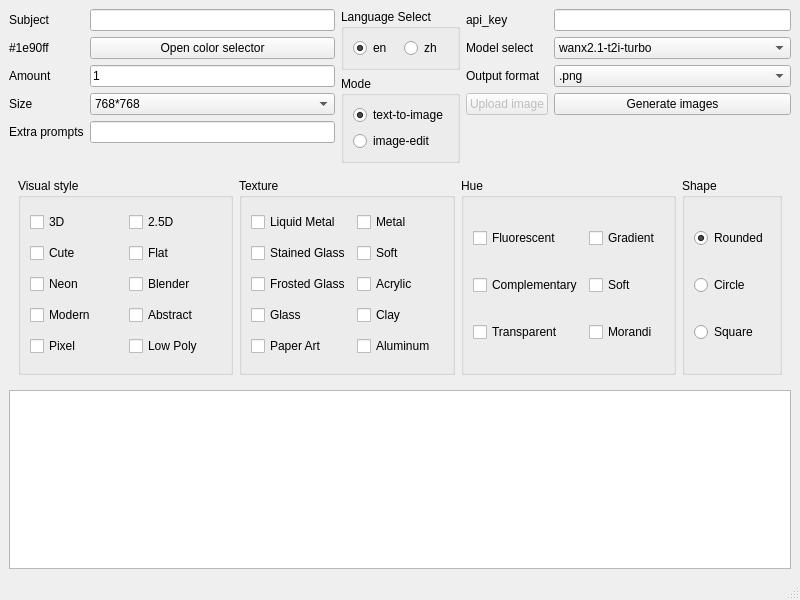
This is Ui_MainWindow.ui in HongyiHuang398/QtIconGen_tongyi as Qt 5 draws it before an edit. The edited form follows.
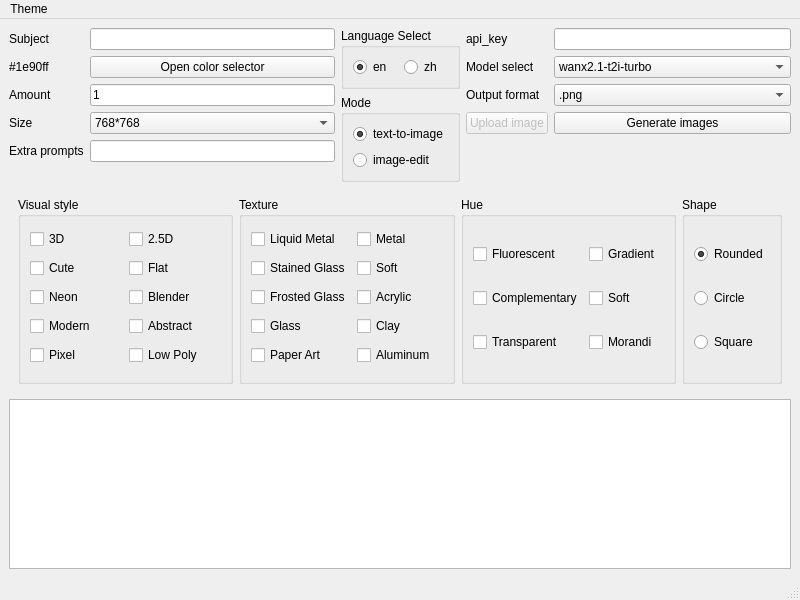
This is the edited form.

Commit message: feat: Add theme selection

Patch:
```diff
--- a/Ui_MainWindow.ui
+++ b/Ui_MainWindow.ui
@@ -595,6 +595,12 @@
      <height>33</height>
     </rect>
    </property>
+   <widget class="QMenu" name="menu">
+    <property name="title">
+     <string>Theme</string>
+    </property>
+   </widget>
+   <addaction name="menu"/>
   </widget>
   <widget class="QStatusBar" name="statusbar"/>
  </widget>
```
The commit also changes 2 other files.
